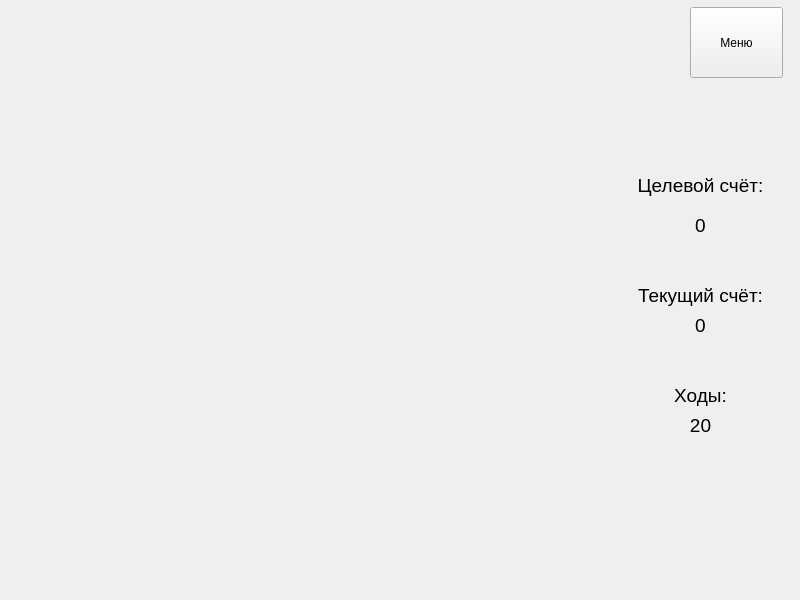
First picture: the form in Task5/Resources/ui/forms/game.ui, repository SaVyrin/Languages-and-Programming-Systems, before the edit.
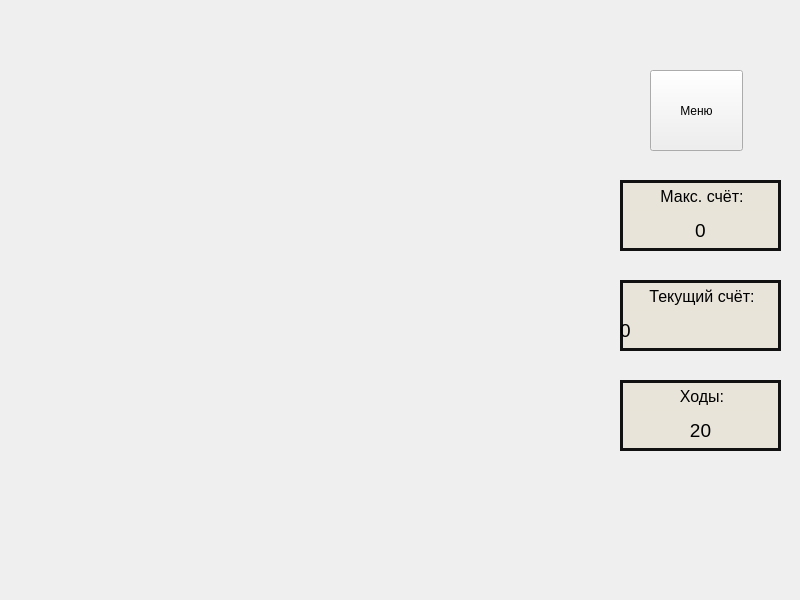
Second picture: the form after the edit.

Commit message: Task 5 Added costumization(icon, titles, backgrounds)

The edit to the form file:
```diff
--- a/Task5/Resources/ui/forms/game.ui
+++ b/Task5/Resources/ui/forms/game.ui
@@ -11,18 +11,24 @@
    </rect>
   </property>
   <property name="windowTitle">
-   <string>MainWindow</string>
+   <string>Пекинская опера</string>
+  </property>
+  <property name="styleSheet">
+   <string notr="true"/>
   </property>
   <widget class="QWidget" name="centralwidget">
    <widget class="QPushButton" name="menuButton">
     <property name="geometry">
      <rect>
-      <x>690</x>
-      <y>7</y>
+      <x>650</x>
+      <y>70</y>
       <width>93</width>
-      <height>71</height>
+      <height>81</height>
      </rect>
     </property>
+    <property name="styleSheet">
+     <string notr="true"/>
+    </property>
     <property name="text">
      <string>Меню</string>
     </property>
@@ -36,21 +42,33 @@
       <height>31</height>
      </rect>
     </property>
+    <property name="styleSheet">
+     <string notr="true">background-color: rgba(232, 228, 216, 0.95);
+border-left: 3px solid #111;
+border-right: 3px solid #111;
+border-top: 3px solid #111;</string>
+    </property>
     <property name="text">
-     <string>&lt;html&gt;&lt;head/&gt;&lt;body&gt;&lt;p align=&quot;center&quot;&gt;&lt;span style=&quot; font-size:14pt;&quot;&gt;Текущий счёт:&lt;/span&gt;&lt;/p&gt;&lt;/body&gt;&lt;/html&gt;</string>
+     <string>&lt;html&gt;&lt;head/&gt;&lt;body&gt;&lt;p align=&quot;center&quot;&gt;&lt;span style=&quot; font-size:12pt;&quot;&gt;Текущий счёт:&lt;/span&gt;&lt;/p&gt;&lt;/body&gt;&lt;/html&gt;</string>
     </property>
    </widget>
    <widget class="QLabel" name="label_4">
     <property name="geometry">
      <rect>
       <x>620</x>
-      <y>170</y>
+      <y>180</y>
       <width>161</width>
       <height>31</height>
      </rect>
     </property>
+    <property name="styleSheet">
+     <string notr="true">background-color: rgba(232, 228, 216, 0.95);
+border-left: 3px solid #111;
+border-right: 3px solid #111;
+border-top: 3px solid #111;</string>
+    </property>
     <property name="text">
-     <string>&lt;html&gt;&lt;head/&gt;&lt;body&gt;&lt;p align=&quot;center&quot;&gt;&lt;span style=&quot; font-size:14pt;&quot;&gt;Целевой счёт:&lt;/span&gt;&lt;/p&gt;&lt;/body&gt;&lt;/html&gt;</string>
+     <string>&lt;html&gt;&lt;head/&gt;&lt;body&gt;&lt;p align=&quot;center&quot;&gt;&lt;span style=&quot; font-size:12pt;&quot;&gt;Макс. счёт:&lt;/span&gt;&lt;/p&gt;&lt;/body&gt;&lt;/html&gt;</string>
     </property>
    </widget>
    <widget class="QLabel" name="maxScoreLabel">
@@ -59,9 +77,16 @@
       <x>620</x>
       <y>210</y>
       <width>161</width>
-      <height>31</height>
+      <height>41</height>
      </rect>
     </property>
+    <property name="styleSheet">
+     <string notr="true">background-color: rgba(232, 228, 216, 0.95);
+border-left: 3px solid #111;
+border-right: 3px solid #111;
+border-bottom: 3px solid #111;
+font-size: 14pt; qproperty-alignment: AlignCenter;</string>
+    </property>
     <property name="text">
      <string>&lt;html&gt;&lt;head/&gt;&lt;body&gt;&lt;p align=&quot;center&quot;&gt;&lt;span style=&quot; font-size:14pt;&quot;&gt;0&lt;/span&gt;&lt;/p&gt;&lt;/body&gt;&lt;/html&gt;</string>
     </property>
@@ -72,24 +97,23 @@
       <x>620</x>
       <y>310</y>
       <width>161</width>
-      <height>31</height>
+      <height>41</height>
      </rect>
     </property>
+    <property name="autoFillBackground">
+     <bool>false</bool>
+    </property>
+    <property name="styleSheet">
+     <string notr="true">background-color: rgba(232, 228, 216, 0.95);
+border-left: 3px solid #111;
+border-right: 3px solid #111;
+border-bottom: 3px solid #111;
+font-size: 14pt; qproperty-alignment: AlignCenter;</string>
+    </property>
     <property name="text">
-     <string>&lt;html&gt;&lt;head/&gt;&lt;body&gt;&lt;p align=&quot;center&quot;&gt;&lt;span style=&quot; font-size:14pt;&quot;&gt;0&lt;/span&gt;&lt;/p&gt;&lt;/body&gt;&lt;/html&gt;</string>
+     <string>0</string>
     </property>
    </widget>
-   <widget class="QWidget" name="gridLayoutWidget">
-    <property name="geometry">
-     <rect>
-      <x>60</x>
-      <y>70</y>
-      <width>531</width>
-      <height>451</height>
-     </rect>
-    </property>
-    <layout class="QGridLayout" name="gridLayout"/>
-   </widget>
    <widget class="QLabel" name="label">
     <property name="geometry">
      <rect>
@@ -99,8 +123,14 @@
       <height>31</height>
      </rect>
     </property>
+    <property name="styleSheet">
+     <string notr="true">background-color: rgba(232, 228, 216, 0.95);
+border-left: 3px solid #111;
+border-right: 3px solid #111;
+border-top: 3px solid #111;</string>
+    </property>
     <property name="text">
-     <string>&lt;html&gt;&lt;head/&gt;&lt;body&gt;&lt;p align=&quot;center&quot;&gt;&lt;span style=&quot; font-size:14pt;&quot;&gt;Ходы:&lt;/span&gt;&lt;/p&gt;&lt;/body&gt;&lt;/html&gt;</string>
+     <string>&lt;html&gt;&lt;head/&gt;&lt;body&gt;&lt;p align=&quot;center&quot;&gt;&lt;span style=&quot; font-size:12pt;&quot;&gt;Ходы:&lt;/span&gt;&lt;/p&gt;&lt;/body&gt;&lt;/html&gt;</string>
     </property>
    </widget>
    <widget class="QLabel" name="movesLabel">
@@ -109,13 +139,31 @@
       <x>620</x>
       <y>410</y>
       <width>161</width>
-      <height>31</height>
+      <height>41</height>
      </rect>
     </property>
+    <property name="styleSheet">
+     <string notr="true">background-color: rgba(232, 228, 216, 0.95);
+border-left: 3px solid #111;
+border-right: 3px solid #111;
+border-bottom: 3px solid #111;
+font-size: 14pt; qproperty-alignment: AlignCenter;</string>
+    </property>
     <property name="text">
      <string>&lt;html&gt;&lt;head/&gt;&lt;body&gt;&lt;p align=&quot;center&quot;&gt;&lt;span style=&quot; font-size:14pt;&quot;&gt;20&lt;/span&gt;&lt;/p&gt;&lt;/body&gt;&lt;/html&gt;</string>
     </property>
    </widget>
+   <widget class="QWidget" name="gridLayoutWidget">
+    <property name="geometry">
+     <rect>
+      <x>80</x>
+      <y>80</y>
+      <width>501</width>
+      <height>441</height>
+     </rect>
+    </property>
+    <layout class="QGridLayout" name="gridLayout"/>
+   </widget>
   </widget>
  </widget>
  <resources/>
```
Left out of the diff: 4 changed lines with no effect on the pictures. The commit also changes 16 other files.
